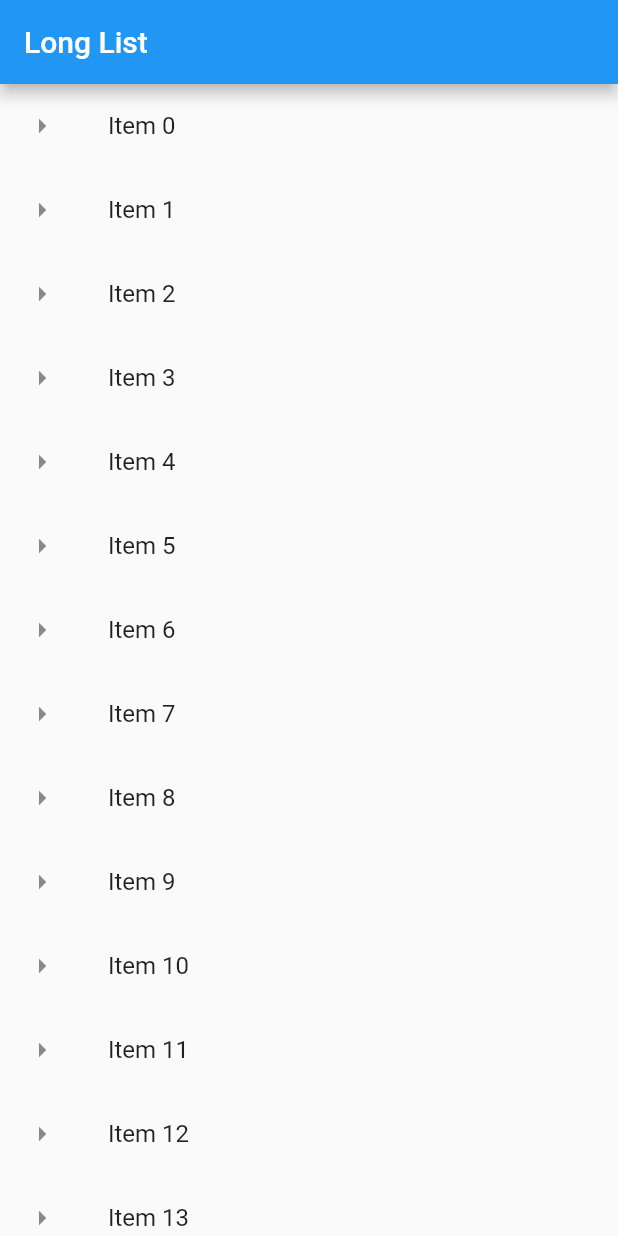
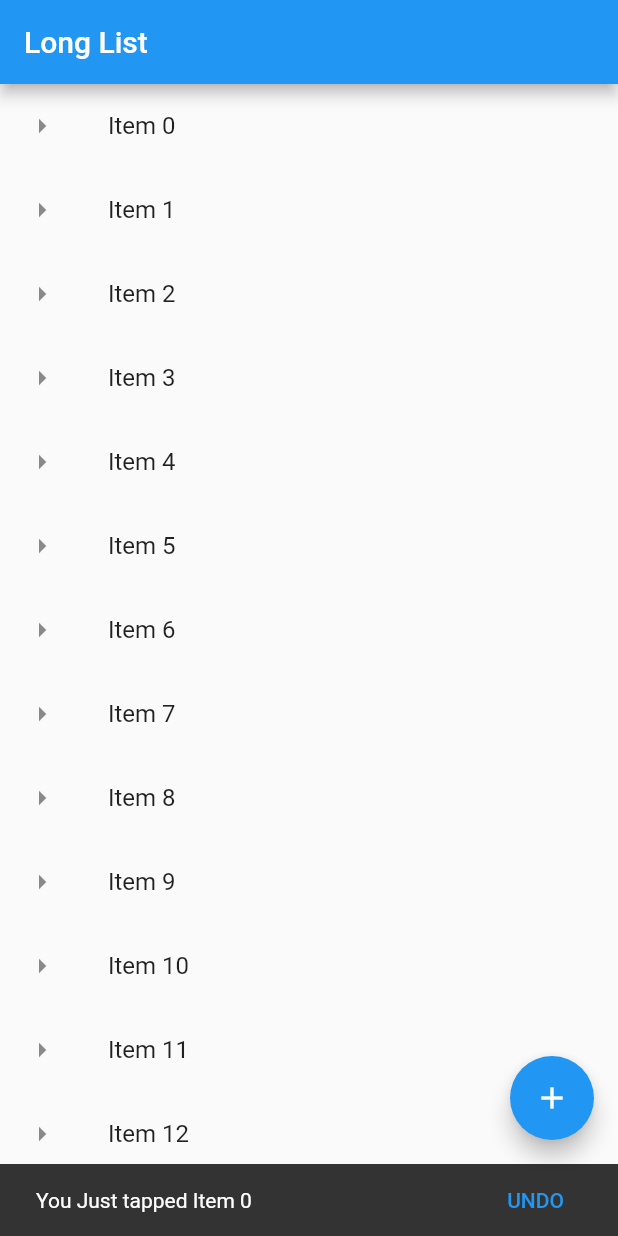
Before and after one commit to aldiramdani/flutter_begginer_course, a Flutter app: the screen it shows after launch, after a tap on an icon or button, on a phone screen of 412 x 824 dp. Run offline on Flutter 3.47's test engine with Material 2 defaults, Android fonts, the phone set to English and light mode, and no system bars.

Commit message:
adding FAB and Snackbar

```diff
--- a/lib/main.dart
+++ b/lib/main.dart
@@ -13,9 +13,28 @@ class MyApp extends StatelessWidget {
       home:Scaffold(
         appBar: AppBar(title: Text('Long List'),),
         body: getLongListView(),
+        floatingActionButton: FloatingActionButton(
+            onPressed: (){
+              debugPrint('FAB Clicked');
+            },
+            child: Icon(Icons.add),
+            tooltip: 'Add One More Item',
+            ),
       ),debugShowCheckedModeBanner: false
     );
   }
+}
+
+void showSnackBar(BuildContext context,String item){
+  var snackBar = SnackBar(
+    content: Text('You Just tapped $item'),
+    action: SnackBarAction(
+        label: 'UNDO',
+        onPressed: (){
+          debugPrint('Undo Cliced');
+        }),
+  );
+  Scaffold.of(context).showSnackBar(snackBar);
 }
 
 List<String> getListElement(){
@@ -33,7 +52,7 @@ Widget getLongListView(){
           leading: Icon(Icons.arrow_right),
           title: Text(listItems[index]),
           onTap: (){
-            debugPrint('${listItems[index]} was tapped');
+            showSnackBar(context,listItems[index]);
           },
         );
       }
```
